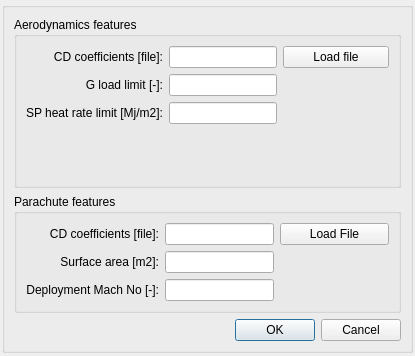
First picture: the form in sta-src/Main/aerodynamicproperties.ui, repository Dwarf-Planet-Project/SpaceDesignTool, before the edit.
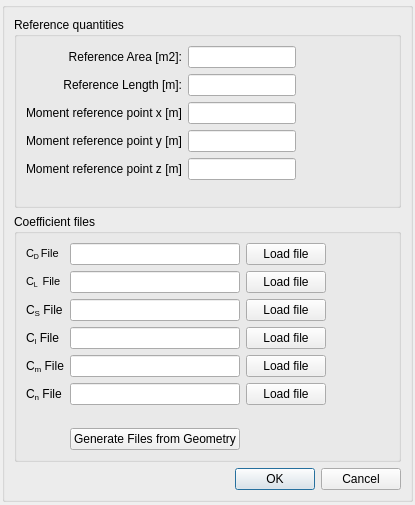
Second picture: the form after the edit.

Diff of the .ui file:
```diff
--- a/sta-src/Main/aerodynamicproperties.ui
+++ b/sta-src/Main/aerodynamicproperties.ui
@@ -7,7 +7,7 @@
     <x>0</x>
     <y>0</y>
     <width>415</width>
-    <height>356</height>
+    <height>505</height>
    </rect>
   </property>
   <property name="sizePolicy">
@@ -19,13 +19,13 @@
   <property name="minimumSize">
    <size>
     <width>415</width>
-    <height>356</height>
+    <height>505</height>
    </size>
   </property>
   <property name="maximumSize">
    <size>
     <width>415</width>
-    <height>356</height>
+    <height>505</height>
    </size>
   </property>
   <property name="windowTitle">
@@ -40,13 +40,13 @@
      <property name="minimumSize">
       <size>
        <width>411</width>
-       <height>351</height>
+       <height>500</height>
       </size>
      </property>
      <property name="maximumSize">
       <size>
        <width>411</width>
-       <height>351</height>
+       <height>500</height>
       </size>
      </property>
      <property name="title">
@@ -64,23 +64,13 @@
            </sizepolicy>
           </property>
           <property name="title">
-           <string>Aerodynamics features</string>
+           <string>Reference quantities</string>
           </property>
           <layout class="QVBoxLayout" name="verticalLayout_2">
            <item>
             <layout class="QVBoxLayout" name="verticalLayout">
              <item>
               <layout class="QGridLayout" name="gridLayout_2">
-               <item row="0" column="0">
-                <widget class="QLabel" name="label">
-                 <property name="text">
-                  <string>CD coefficients [file]:</string>
-                 </property>
-                 <property name="alignment">
-                  <set>Qt::AlignRight|Qt::AlignTrailing|Qt::AlignVCenter</set>
-                 </property>
-                </widget>
-               </item>
                <item row="0" column="1">
                 <widget class="QLineEdit" name="lineEditCDCoefficients">
                  <property name="alignment">
@@ -88,48 +78,24 @@
                  </property>
                 </widget>
                </item>
-               <item row="0" column="2">
-                <widget class="QPushButton" name="cdButton">
-                 <property name="text">
-                  <string>Load file</string>
-                 </property>
-                </widget>
-               </item>
                <item row="1" column="0">
-                <widget class="QLabel" name="label_2">
-                 <property name="text">
-                  <string>G load limit [-]:</string>
-                 </property>
-                 <property name="alignment">
-                  <set>Qt::AlignRight|Qt::AlignTrailing|Qt::AlignVCenter</set>
-                 </property>
-                </widget>
-               </item>
-               <item row="1" column="1">
-                <widget class="QLineEdit" name="lineEditGLoadLimit">
-                 <property name="alignment">
-                  <set>Qt::AlignRight|Qt::AlignTrailing|Qt::AlignVCenter</set>
-                 </property>
-                </widget>
-               </item>
-               <item row="2" column="0">
                 <widget class="QLabel" name="label_3">
                  <property name="text">
-                  <string>SP heat rate limit [Mj/m2]:</string>
+                  <string>Reference Length [m]:</string>
                  </property>
                  <property name="alignment">
                   <set>Qt::AlignRight|Qt::AlignTrailing|Qt::AlignVCenter</set>
                  </property>
                 </widget>
                </item>
-               <item row="2" column="1">
-                <widget class="QLineEdit" name="lineEditSPHeatRateLimit">
+               <item row="1" column="1">
+                <widget class="QLineEdit" name="lineEditRefLength">
                  <property name="alignment">
                   <set>Qt::AlignRight|Qt::AlignTrailing|Qt::AlignVCenter</set>
                  </property>
                 </widget>
                </item>
-               <item row="1" column="2">
+               <item row="0" column="2">
                 <spacer name="horizontalSpacer">
                  <property name="orientation">
                   <enum>Qt::Horizontal</enum>
@@ -142,7 +108,7 @@
                  </property>
                 </spacer>
                </item>
-               <item row="2" column="2">
+               <item row="1" column="2">
                 <spacer name="horizontalSpacer_2">
                  <property name="orientation">
                   <enum>Qt::Horizontal</enum>
@@ -155,6 +121,46 @@
                  </property>
                 </spacer>
                </item>
+               <item row="0" column="0">
+                <widget class="QLabel" name="label_2">
+                 <property name="text">
+                  <string>Reference Area [m2]:</string>
+                 </property>
+                 <property name="alignment">
+                  <set>Qt::AlignRight|Qt::AlignTrailing|Qt::AlignVCenter</set>
+                 </property>
+                </widget>
+               </item>
+               <item row="2" column="0">
+                <widget class="QLabel" name="xMomLabel">
+                 <property name="text">
+                  <string>Moment reference point x [m]</string>
+                 </property>
+                </widget>
+               </item>
+               <item row="2" column="1">
+                <widget class="QLineEdit" name="xMomLineEdit"/>
+               </item>
+               <item row="3" column="1">
+                <widget class="QLineEdit" name="yMomLineEdit"/>
+               </item>
+               <item row="4" column="1">
+                <widget class="QLineEdit" name="zMomLineEdit"/>
+               </item>
+               <item row="3" column="0">
+                <widget class="QLabel" name="yMomLabel">
+                 <property name="text">
+                  <string>Moment reference point y [m]</string>
+                 </property>
+                </widget>
+               </item>
+               <item row="4" column="0">
+                <widget class="QLabel" name="zMomLabel">
+                 <property name="text">
+                  <string>Moment reference point z [m]</string>
+                 </property>
+                </widget>
+               </item>
               </layout>
              </item>
              <item>
@@ -178,73 +184,142 @@
         <item>
          <widget class="QGroupBox" name="groupBox_2">
           <property name="title">
-           <string>Parachute features</string>
+           <string>Coefficient files</string>
           </property>
-          <layout class="QVBoxLayout" name="verticalLayout_3">
-           <item>
-            <layout class="QGridLayout" name="gridLayout">
+          <layout class="QGridLayout" name="gridLayout_5">
+           <item row="0" column="0">
+            <layout class="QGridLayout" name="gridLayout_4">
              <item row="0" column="0">
-              <widget class="QLabel" name="label_4">
+              <widget class="QLabel" name="label_8">
                <property name="text">
-                <string>CD coefficients [file]:</string>
-               </property>
-               <property name="alignment">
-                <set>Qt::AlignRight|Qt::AlignTrailing|Qt::AlignVCenter</set>
+                <string>&lt;!DOCTYPE HTML PUBLIC &quot;-//W3C//DTD HTML 4.0//EN&quot; &quot;http://www.w3.org/TR/REC-html40/strict.dtd&quot;&gt;
+&lt;html&gt;&lt;head&gt;&lt;meta name=&quot;qrichtext&quot; content=&quot;1&quot; /&gt;&lt;style type=&quot;text/css&quot;&gt;
+p, li { white-space: pre-wrap; }
+&lt;/style&gt;&lt;/head&gt;&lt;body style=&quot; font-family:'MS Shell Dlg 2'; font-size:8.25pt; font-weight:400; font-style:normal;&quot;&gt;
+&lt;p style=&quot; margin-top:0px; margin-bottom:0px; margin-left:0px; margin-right:0px; -qt-block-indent:0; text-indent:0px;&quot;&gt;C&lt;span style=&quot; vertical-align:sub;&quot;&gt;D &lt;/span&gt;File&lt;/p&gt;&lt;/body&gt;&lt;/html&gt;</string>
                </property>
               </widget>
              </item>
              <item row="0" column="1">
-              <widget class="QLineEdit" name="lineEditCDCoefficients_2">
-               <property name="text">
-                <string/>
-               </property>
-               <property name="alignment">
-                <set>Qt::AlignRight|Qt::AlignTrailing|Qt::AlignVCenter</set>
-               </property>
-              </widget>
-             </item>
-             <item row="0" column="2">
-              <widget class="QPushButton" name="cdpButton">
-               <property name="text">
-                <string>Load File</string>
-               </property>
-              </widget>
-             </item>
-             <item row="1" column="0">
-              <widget class="QLabel" name="label_5">
-               <property name="text">
-                <string>Surface area [m2]:</string>
-               </property>
-               <property name="alignment">
-                <set>Qt::AlignRight|Qt::AlignTrailing|Qt::AlignVCenter</set>
-               </property>
-              </widget>
+              <widget class="QLineEdit" name="lineEdit_2"/>
              </item>
              <item row="1" column="1">
-              <widget class="QLineEdit" name="lineEditSurfaceArea">
-               <property name="alignment">
-                <set>Qt::AlignRight|Qt::AlignTrailing|Qt::AlignVCenter</set>
-               </property>
-              </widget>
-             </item>
-             <item row="2" column="0">
-              <widget class="QLabel" name="label_6">
-               <property name="text">
-                <string>Deployment Mach No [-]:</string>
-               </property>
-               <property name="alignment">
-                <set>Qt::AlignRight|Qt::AlignTrailing|Qt::AlignVCenter</set>
-               </property>
-              </widget>
+              <widget class="QLineEdit" name="lineEdit_3"/>
              </item>
              <item row="2" column="1">
-              <widget class="QLineEdit" name="lineEditDeploymentMachNumber">
-               <property name="alignment">
-                <set>Qt::AlignRight|Qt::AlignTrailing|Qt::AlignVCenter</set>
+              <widget class="QLineEdit" name="lineEdit_4"/>
+             </item>
+             <item row="3" column="1">
+              <widget class="QLineEdit" name="lineEdit_5"/>
+             </item>
+             <item row="4" column="1">
+              <widget class="QLineEdit" name="lineEdit_6"/>
+             </item>
+             <item row="5" column="1">
+              <widget class="QLineEdit" name="lineEdit_7"/>
+             </item>
+             <item row="2" column="0">
+              <widget class="QLabel" name="label_10">
+               <property name="text">
+                <string>C&lt;sub&gt;S&lt;/sub&gt; File</string>
+               </property>
+              </widget>
+             </item>
+             <item row="3" column="0">
+              <widget class="QLabel" name="label_11">
+               <property name="text">
+                <string>C&lt;sub&gt;l&lt;/sub&gt; File</string>
+               </property>
+              </widget>
+             </item>
+             <item row="4" column="0">
+              <widget class="QLabel" name="label_12">
+               <property name="text">
+                <string>C&lt;sub&gt;m&lt;/sub&gt; File</string>
+               </property>
+              </widget>
+             </item>
+             <item row="5" column="0">
+              <widget class="QLabel" name="label_13">
+               <property name="text">
+                <string>C&lt;sub&gt;n&lt;/sub&gt; File</string>
+               </property>
+              </widget>
+             </item>
+             <item row="6" column="1">
+              <spacer name="verticalSpacer_2">
+               <property name="orientation">
+                <enum>Qt::Vertical</enum>
+               </property>
+               <property name="sizeHint" stdset="0">
+                <size>
+                 <width>20</width>
+                 <height>40</height>
+                </size>
+               </property>
+              </spacer>
+             </item>
+             <item row="7" column="1">
+              <widget class="QPushButton" name="fromGeomPushButton">
+               <property name="text">
+                <string>Generate Files from Geometry</string>
+               </property>
+              </widget>
+             </item>
+             <item row="1" column="0">
+              <widget class="QLabel" name="label_4">
+               <property name="text">
+                <string>&lt;!DOCTYPE HTML PUBLIC &quot;-//W3C//DTD HTML 4.0//EN&quot; &quot;http://www.w3.org/TR/REC-html40/strict.dtd&quot;&gt;
+&lt;html&gt;&lt;head&gt;&lt;meta name=&quot;qrichtext&quot; content=&quot;1&quot; /&gt;&lt;style type=&quot;text/css&quot;&gt;
+p, li { white-space: pre-wrap; }
+&lt;/style&gt;&lt;/head&gt;&lt;body style=&quot; font-family:'MS Shell Dlg 2'; font-size:8.25pt; font-weight:400; font-style:normal;&quot;&gt;
+&lt;p style=&quot; margin-top:0px; margin-bottom:0px; margin-left:0px; margin-right:0px; -qt-block-indent:0; text-indent:0px;&quot;&gt;C&lt;span style=&quot; vertical-align:sub;&quot;&gt;L &lt;/span&gt; File&lt;/p&gt;&lt;/body&gt;&lt;/html&gt;</string>
+               </property>
+              </widget>
+             </item>
+             <item row="0" column="2">
+              <widget class="QPushButton" name="pushButton">
+               <property name="text">
+                <string>Load file</string>
                </property>
               </widget>
              </item>
              <item row="1" column="2">
+              <widget class="QPushButton" name="pushButton_2">
+               <property name="text">
+                <string>Load file</string>
+               </property>
+              </widget>
+             </item>
+             <item row="2" column="2">
+              <widget class="QPushButton" name="pushButton_3">
+               <property name="text">
+                <string>Load file</string>
+               </property>
+              </widget>
+             </item>
+             <item row="3" column="2">
+              <widget class="QPushButton" name="pushButton_4">
+               <property name="text">
+                <string>Load file</string>
+               </property>
+              </widget>
+             </item>
+             <item row="4" column="2">
+              <widget class="QPushButton" name="pushButton_5">
+               <property name="text">
+                <string>Load file</string>
+               </property>
+              </widget>
+             </item>
+             <item row="5" column="2">
+              <widget class="QPushButton" name="pushButton_6">
+               <property name="text">
+                <string>Load file</string>
+               </property>
+              </widget>
+             </item>
+             <item row="0" column="3">
               <spacer name="horizontalSpacer_3">
                <property name="orientation">
                 <enum>Qt::Horizontal</enum>
@@ -257,6 +332,71 @@
                </property>
               </spacer>
              </item>
+             <item row="1" column="3">
+              <spacer name="horizontalSpacer_4">
+               <property name="orientation">
+                <enum>Qt::Horizontal</enum>
+               </property>
+               <property name="sizeHint" stdset="0">
+                <size>
+                 <width>40</width>
+                 <height>20</height>
+                </size>
+               </property>
+              </spacer>
+             </item>
+             <item row="2" column="3">
+              <spacer name="horizontalSpacer_5">
+               <property name="orientation">
+                <enum>Qt::Horizontal</enum>
+               </property>
+               <property name="sizeHint" stdset="0">
+                <size>
+                 <width>40</width>
+                 <height>20</height>
+                </size>
+               </property>
+              </spacer>
+             </item>
+             <item row="3" column="3">
+              <spacer name="horizontalSpacer_6">
+               <property name="orientation">
+                <enum>Qt::Horizontal</enum>
+               </property>
+               <property name="sizeHint" stdset="0">
+                <size>
+                 <width>40</width>
+                 <height>20</height>
+                </size>
+               </property>
+              </spacer>
+             </item>
+             <item row="4" column="3">
+              <spacer name="horizontalSpacer_7">
+               <property name="orientation">
+                <enum>Qt::Horizontal</enum>
+               </property>
+               <property name="sizeHint" stdset="0">
+                <size>
+                 <width>40</width>
+                 <height>20</height>
+                </size>
+               </property>
+              </spacer>
+             </item>
+             <item row="5" column="3">
+              <spacer name="horizontalSpacer_8">
+               <property name="orientation">
+                <enum>Qt::Horizontal</enum>
+               </property>
+               <property name="sizeHint" stdset="0">
+                <size>
+                 <width>40</width>
+                 <height>20</height>
+                </size>
+               </property>
+              </spacer>
+             </item>
             </layout>
            </item>
           </layout>
```
Left out of the diff: 12 changed lines with no effect on the pictures.
